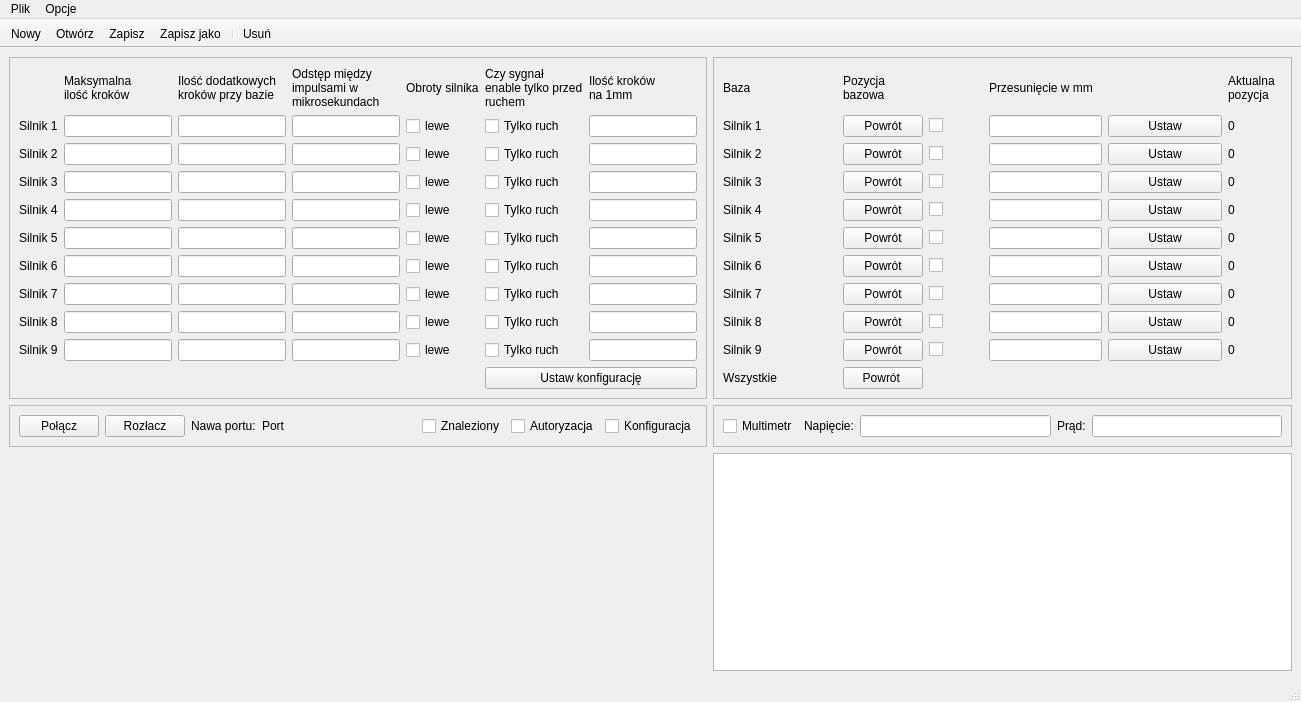
Qt form CzujkiLinioweApp/mainwindow.ui (wiacekmarcin/CzujkiLiniowe) before a commit.
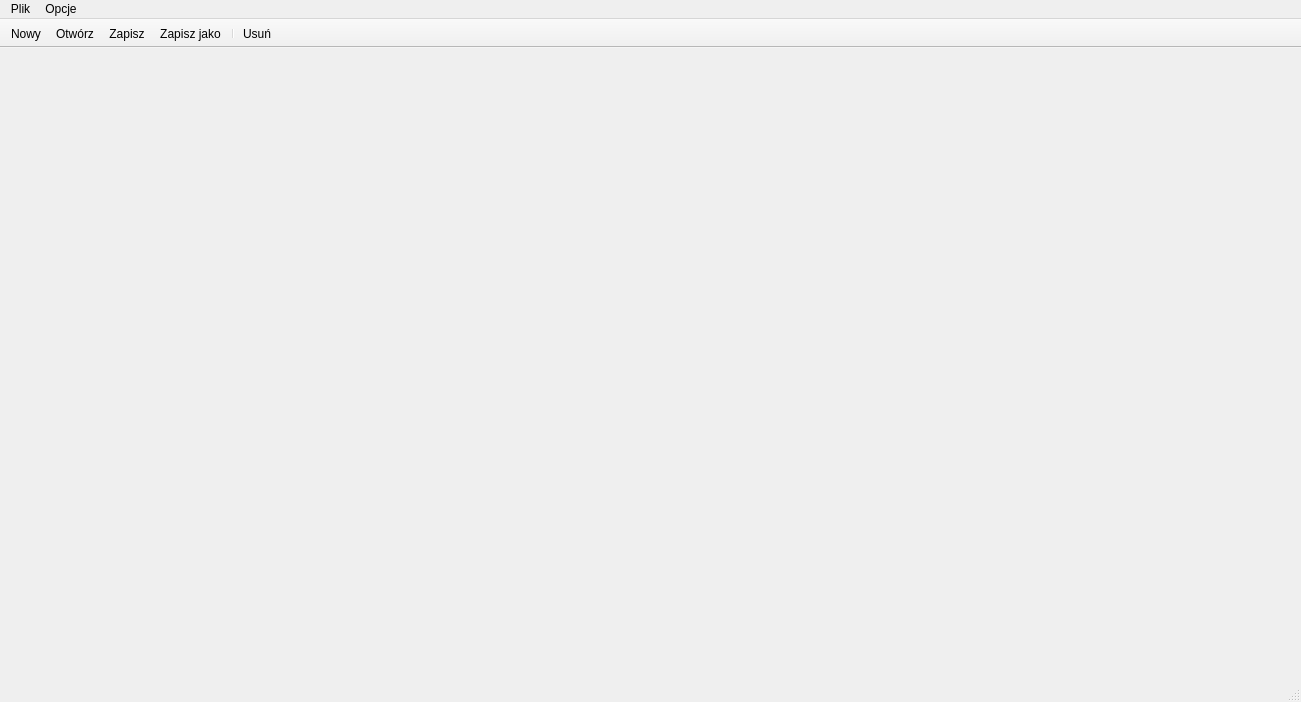
The same form after that commit. Icons and pictures are not drawn.

Patch:
```diff
--- a/CzujkiLinioweApp/mainwindow.ui
+++ b/CzujkiLinioweApp/mainwindow.ui
@@ -14,1146 +14,7 @@
    <string>Czujniki Lioniowe</string>
   </property>
   <widget class="QWidget" name="centralwidget">
-   <layout class="QGridLayout" name="gridLayout_3">
-    <item row="0" column="0">
-     <widget class="QFrame" name="frame">
-      <property name="frameShape">
-       <enum>QFrame::StyledPanel</enum>
-      </property>
-      <property name="frameShadow">
-       <enum>QFrame::Raised</enum>
-      </property>
-      <layout class="QGridLayout" name="gridLayout_2">
-       <item row="2" column="4">
-        <widget class="QCheckBox" name="obrot2">
-         <property name="text">
-          <string>lewe</string>
-         </property>
-        </widget>
-       </item>
-       <item row="2" column="5">
-        <widget class="QCheckBox" name="enable2">
-         <property name="text">
-          <string>Tylko ruch</string>
-         </property>
-        </widget>
-       </item>
-       <item row="8" column="0">
-        <widget class="QLabel" name="et8">
-         <property name="text">
-          <string>Silnik 8</string>
-         </property>
-        </widget>
-       </item>
-       <item row="2" column="0">
-        <widget class="QLabel" name="et2">
-         <property name="text">
-          <string>Silnik 2</string>
-         </property>
-        </widget>
-       </item>
-       <item row="5" column="2">
-        <widget class="QLineEdit" name="base5">
-         <property name="text">
-          <string/>
-         </property>
-         <property name="maxLength">
-          <number>32767</number>
-         </property>
-        </widget>
-       </item>
-       <item row="7" column="6">
-        <widget class="QLineEdit" name="ratio7">
-         <property name="maxLength">
-          <number>12</number>
-         </property>
-        </widget>
-       </item>
-       <item row="3" column="4">
-        <widget class="QCheckBox" name="obrot3">
-         <property name="text">
-          <string>lewe</string>
-         </property>
-        </widget>
-       </item>
-       <item row="0" column="5">
-        <widget class="QLabel" name="label">
-         <property name="text">
-          <string>Czy sygnał
-enable tylko przed
-ruchem</string>
-         </property>
-        </widget>
-       </item>
-       <item row="5" column="1">
-        <widget class="QLineEdit" name="maxSteps5">
-         <property name="text">
-          <string/>
-         </property>
-         <property name="maxLength">
-          <number>32767</number>
-         </property>
-        </widget>
-       </item>
-       <item row="1" column="2">
-        <widget class="QLineEdit" name="base1">
-         <property name="text">
-          <string/>
-         </property>
-         <property name="maxLength">
-          <number>32767</number>
-         </property>
-        </widget>
-       </item>
-       <item row="0" column="1">
-        <widget class="QLabel" name="head2">
-         <property name="text">
-          <string>Maksymalna
-ilość kroków</string>
-         </property>
-        </widget>
-       </item>
-       <item row="4" column="0">
-        <widget class="QLabel" name="et4">
-         <property name="text">
-          <string>Silnik 4</string>
-         </property>
-        </widget>
-       </item>
-       <item row="4" column="4">
-        <widget class="QCheckBox" name="obrot4">
-         <property name="text">
-          <string>lewe</string>
-         </property>
-        </widget>
-       </item>
-       <item row="1" column="1">
-        <widget class="QLineEdit" name="maxSteps1">
-         <property name="text">
-          <string/>
-         </property>
-         <property name="maxLength">
-          <number>32767</number>
-         </property>
-        </widget>
-       </item>
-       <item row="5" column="0">
-        <widget class="QLabel" name="et5">
-         <property name="text">
-          <string>Silnik 5</string>
-         </property>
-        </widget>
-       </item>
-       <item row="1" column="3">
-        <widget class="QLineEdit" name="delay1">
-         <property name="text">
-          <string/>
-         </property>
-         <property name="maxLength">
-          <number>32767</number>
-         </property>
-        </widget>
-       </item>
-       <item row="6" column="0">
-        <widget class="QLabel" name="et6">
-         <property name="text">
-          <string>Silnik 6</string>
-         </property>
-        </widget>
-       </item>
-       <item row="1" column="4">
-        <widget class="QCheckBox" name="obrot1">
-         <property name="text">
-          <string>lewe</string>
-         </property>
-        </widget>
-       </item>
-       <item row="9" column="1">
-        <widget class="QLineEdit" name="maxSteps9">
-         <property name="text">
-          <string/>
-         </property>
-         <property name="maxLength">
-          <number>32767</number>
-         </property>
-        </widget>
-       </item>
-       <item row="0" column="6">
-        <widget class="QLabel" name="head6">
-         <property name="text">
-          <string>Ilość kroków
-na 1mm</string>
-         </property>
-        </widget>
-       </item>
-       <item row="8" column="4">
-        <widget class="QCheckBox" name="obrot8">
-         <property name="text">
-          <string>lewe</string>
-         </property>
-        </widget>
-       </item>
-       <item row="5" column="5">
-        <widget class="QCheckBox" name="enable5">
-         <property name="text">
-          <string>Tylko ruch</string>
-         </property>
-        </widget>
-       </item>
-       <item row="1" column="5">
-        <widget class="QCheckBox" name="enable1">
-         <property name="text">
-          <string>Tylko ruch</string>
-         </property>
-        </widget>
-       </item>
-       <item row="5" column="6">
-        <widget class="QLineEdit" name="ratio5">
-         <property name="maxLength">
-          <number>12</number>
-         </property>
-        </widget>
-       </item>
-       <item row="2" column="6">
-        <widget class="QLineEdit" name="ratio2">
-         <property name="maxLength">
-          <number>12</number>
-         </property>
-        </widget>
-       </item>
-       <item row="6" column="6">
-        <widget class="QLineEdit" name="ratio6">
-         <property name="maxLength">
-          <number>12</number>
-         </property>
-        </widget>
-       </item>
-       <item row="1" column="0">
-        <widget class="QLabel" name="et1">
-         <property name="text">
-          <string>Silnik 1</string>
-         </property>
-        </widget>
-       </item>
-       <item row="6" column="2">
-        <widget class="QLineEdit" name="base6">
-         <property name="text">
-          <string/>
-         </property>
-         <property name="maxLength">
-          <number>32767</number>
-         </property>
-        </widget>
-       </item>
-       <item row="8" column="3">
-        <widget class="QLineEdit" name="delay8">
-         <property name="text">
-          <string/>
-         </property>
-         <property name="maxLength">
-          <number>32767</number>
-         </property>
-        </widget>
-       </item>
-       <item row="3" column="3">
-        <widget class="QLineEdit" name="delay3">
-         <property name="text">
-          <string/>
-         </property>
-         <property name="maxLength">
-          <number>32767</number>
-         </property>
-        </widget>
-       </item>
-       <item row="9" column="6">
-        <widget class="QLineEdit" name="ratio9">
-         <property name="maxLength">
-          <number>12</number>
-         </property>
-        </widget>
-       </item>
-       <item row="9" column="2">
-        <widget class="QLineEdit" name="base9">
-         <property name="text">
-          <string/>
-         </property>
-         <property name="maxLength">
-          <number>32767</number>
-         </property>
-        </widget>
-       </item>
-       <item row="3" column="5">
-        <widget class="QCheckBox" name="enable3">
-         <property name="text">
-          <string>Tylko ruch</string>
-         </property>
-        </widget>
-       </item>
-       <item row="8" column="2">
-        <widget class="QLineEdit" name="base8">
-         <property name="text">
-          <string/>
-         </property>
-         <property name="maxLength">
-          <number>32767</number>
-         </property>
-        </widget>
-       </item>
-       <item row="3" column="0">
-        <widget class="QLabel" name="et3">
-         <property name="text">
-          <string>Silnik 3</string>
-         </property>
-        </widget>
-       </item>
-       <item row="4" column="5">
-        <widget class="QCheckBox" name="enable4">
-         <property name="text">
-          <string>Tylko ruch</string>
-         </property>
-        </widget>
-       </item>
-       <item row="6" column="3">
-        <widget class="QLineEdit" name="delay6">
-         <property name="text">
-          <string/>
-         </property>
-         <property name="maxLength">
-          <number>32767</number>
-         </property>
-        </widget>
-       </item>
-       <item row="4" column="6">
-        <widget class="QLineEdit" name="ratio4">
-         <property name="maxLength">
-          <number>12</number>
-         </property>
-        </widget>
-       </item>
-       <item row="9" column="0">
-        <widget class="QLabel" name="et9">
-         <property name="text">
-          <string>Silnik 9</string>
-         </property>
-        </widget>
-       </item>
-       <item row="8" column="6">
-        <widget class="QLineEdit" name="ratio8">
-         <property name="maxLength">
-          <number>12</number>
-         </property>
-        </widget>
-       </item>
-       <item row="1" column="6">
-        <widget class="QLineEdit" name="ratio1">
-         <property name="maxLength">
-          <number>12</number>
-         </property>
-        </widget>
-       </item>
-       <item row="0" column="0">
-        <widget class="QLabel" name="head1">
-         <property name="text">
-          <string/>
-         </property>
-        </widget>
-       </item>
-       <item row="4" column="3">
-        <widget class="QLineEdit" name="delay4">
-         <property name="text">
-          <string/>
-         </property>
-         <property name="maxLength">
-          <number>32767</number>
-         </property>
-        </widget>
-       </item>
-       <item row="3" column="1">
-        <widget class="QLineEdit" name="maxSteps3">
-         <property name="text">
-          <string/>
-         </property>
-         <property name="maxLength">
-          <number>32767</number>
-         </property>
-        </widget>
-       </item>
-       <item row="2" column="1">
-        <widget class="QLineEdit" name="maxSteps2">
-         <property name="text">
-          <string/>
-         </property>
-         <property name="maxLength">
-          <number>32767</number>
-         </property>
-        </widget>
-       </item>
-       <item row="3" column="6">
-        <widget class="QLineEdit" name="ratio3">
-         <property name="maxLength">
-          <number>12</number>
-         </property>
-        </widget>
-       </item>
-       <item row="7" column="0">
-        <widget class="QLabel" name="et7">
-         <property name="text">
-          <string>Silnik 7</string>
-         </property>
-        </widget>
-       </item>
-       <item row="7" column="2">
-        <widget class="QLineEdit" name="base7">
-         <property name="text">
-          <string/>
-         </property>
-         <property name="maxLength">
-          <number>32767</number>
-         </property>
-        </widget>
-       </item>
-       <item row="9" column="4">
-        <widget class="QCheckBox" name="obrot9">
-         <property name="text">
-          <string>lewe</string>
-         </property>
-        </widget>
-       </item>
-       <item row="9" column="5">
-        <widget class="QCheckBox" name="enable9">
-         <property name="text">
-          <string>Tylko ruch</string>
-         </property>
-        </widget>
-       </item>
-       <item row="6" column="1">
-        <widget class="QLineEdit" name="maxSteps6">
-         <property name="text">
-          <string/>
-         </property>
-         <property name="maxLength">
-          <number>32767</number>
-         </property>
-        </widget>
-       </item>
-       <item row="4" column="2">
-        <widget class="QLineEdit" name="base4">
-         <property name="text">
-          <string/>
-         </property>
-         <property name="maxLength">
-          <number>32767</number>
-         </property>
-        </widget>
-       </item>
-       <item row="7" column="1">
-        <widget class="QLineEdit" name="maxSteps7">
-         <property name="text">
-          <string/>
-         </property>
-         <property name="maxLength">
-          <number>32767</number>
-         </property>
-        </widget>
-       </item>
-       <item row="8" column="5">
-        <widget class="QCheckBox" name="enable8">
-         <property name="text">
-          <string>Tylko ruch</string>
-         </property>
-        </widget>
-       </item>
-       <item row="2" column="2">
-        <widget class="QLineEdit" name="base2">
-         <property name="text">
-          <string/>
-         </property>
-         <property name="maxLength">
-          <number>32767</number>
-         </property>
-        </widget>
-       </item>
-       <item row="7" column="4">
-        <widget class="QCheckBox" name="obrot7">
-         <property name="text">
-          <string>lewe</string>
-         </property>
-        </widget>
-       </item>
-       <item row="5" column="4">
-        <widget class="QCheckBox" name="obrot5">
-         <property name="text">
-          <string>lewe</string>
-         </property>
-        </widget>
-       </item>
-       <item row="6" column="4">
-        <widget class="QCheckBox" name="obrot6">
-         <property name="text">
-          <string>lewe</string>
-         </property>
-        </widget>
-       </item>
-       <item row="9" column="3">
-        <widget class="QLineEdit" name="delay9">
-         <property name="text">
-          <string/>
-         </property>
-         <property name="maxLength">
-          <number>32767</number>
-         </property>
-        </widget>
-       </item>
-       <item row="3" column="2">
-        <widget class="QLineEdit" name="base3">
-         <property name="text">
-          <string/>
-         </property>
-         <property name="maxLength">
-          <number>32767</number>
-         </property>
-        </widget>
-       </item>
-       <item row="0" column="3">
-        <widget class="QLabel" name="head4">
-         <property name="text">
-          <string>Odstęp między
-impulsami w
-mikrosekundach</string>
-         </property>
-        </widget>
-       </item>
-       <item row="5" column="3">
-        <widget class="QLineEdit" name="delay5">
-         <property name="text">
-          <string/>
-         </property>
-         <property name="maxLength">
-          <number>32767</number>
-         </property>
-        </widget>
-       </item>
-       <item row="2" column="3">
-        <widget class="QLineEdit" name="delay2">
-         <property name="text">
-          <string/>
-         </property>
-         <property name="maxLength">
-          <number>32767</number>
-         </property>
-        </widget>
-       </item>
-       <item row="0" column="4">
-        <widget class="QLabel" name="heaad5">
-         <property name="text">
-          <string>Obroty silnika</string>
-         </property>
-        </widget>
-       </item>
-       <item row="8" column="1">
-        <widget class="QLineEdit" name="maxSteps8">
-         <property name="text">
-          <string/>
-         </property>
-         <property name="maxLength">
-          <number>32767</number>
-         </property>
-        </widget>
-       </item>
-       <item row="7" column="3">
-        <widget class="QLineEdit" name="delay7">
-         <property name="text">
-          <string/>
-         </property>
-         <property name="maxLength">
-          <number>32767</number>
-         </property>
-        </widget>
-       </item>
-       <item row="0" column="2">
-        <widget class="QLabel" name="head3">
-         <property name="text">
-          <string>Ilość dodatkowych
-kroków przy bazie</string>
-         </property>
-        </widget>
-       </item>
-       <item row="4" column="1">
-        <widget class="QLineEdit" name="maxSteps4">
-         <property name="text">
-          <string/>
-         </property>
-         <property name="maxLength">
-          <number>32767</number>
-         </property>
-        </widget>
-       </item>
-       <item row="7" column="5">
-        <widget class="QCheckBox" name="enable7">
-         <property name="text">
-          <string>Tylko ruch</string>
-         </property>
-        </widget>
-       </item>
-       <item row="6" column="5">
-        <widget class="QCheckBox" name="enable6">
-         <property name="text">
-          <string>Tylko ruch</string>
-         </property>
-        </widget>
-       </item>
-       <item row="10" column="5" colspan="2">
-        <widget class="QPushButton" name="pbSetConfiguration">
-         <property name="text">
-          <string>Ustaw konfigurację</string>
-         </property>
-        </widget>
-       </item>
-      </layout>
-     </widget>
-    </item>
-    <item row="0" column="1">
-     <widget class="QFrame" name="frame_3">
-      <property name="frameShape">
-       <enum>QFrame::StyledPanel</enum>
-      </property>
-      <property name="frameShadow">
-       <enum>QFrame::Raised</enum>
-      </property>
-      <layout class="QGridLayout" name="gridLayout">
-       <item row="3" column="0">
-        <widget class="QLabel" name="etsilnik_2">
-         <property name="text">
-          <string>Silnik 2</string>
-         </property>
-        </widget>
-       </item>
-       <item row="5" column="10">
-        <widget class="QLabel" name="actPos_4">
-         <property name="text">
-          <string>0</string>
-         </property>
-        </widget>
-       </item>
-       <item row="6" column="2">
-        <widget class="QPushButton" name="pbHome_5">
-         <property name="text">
-          <string>Powrót</string>
-         </property>
-        </widget>
-       </item>
-       <item row="0" column="1">
-        <widget class="QLabel" name="head2_1">
-         <property name="text">
-          <string/>
-         </property>
-        </widget>
-       </item>
-       <item row="2" column="8" colspan="2">
-        <widget class="QPushButton" name="pbUstawPos_1">
-         <property name="text">
-          <string>Ustaw</string>
-         </property>
-        </widget>
-       </item>
-       <item row="2" column="10">
-        <widget class="QLabel" name="actPos_1">
-         <property name="text">
-          <string>0</string>
-         </property>
-        </widget>
-       </item>
-       <item row="2" column="6" colspan="2">
-        <widget class="QLineEdit" name="posX_1"/>
-       </item>
-       <item row="10" column="8" colspan="2">
-        <widget class="QPushButton" name="pbUstawPos_9">
-         <property name="text">
-          <string>Ustaw</string>
-         </property>
-        </widget>
-       </item>
-       <item row="10" column="10">
-        <widget class="QLabel" name="actPos_9">
-         <property name="text">
-          <string>0</string>
-         </property>
-        </widget>
-       </item>
-       <item row="8" column="6" colspan="2">
-        <widget class="QLineEdit" name="posX_7"/>
-       </item>
-       <item row="6" column="10">
-        <widget class="QLabel" name="actPos_5">
-         <property name="text">
-          <string>0</string>
-         </property>
-        </widget>
-       </item>
-       <item row="7" column="2">
-        <widget class="QPushButton" name="pbHome_6">
-         <property name="text">
-          <string>Powrót</string>
-         </property>
-        </widget>
-       </item>
-       <item row="10" column="6" colspan="2">
-        <widget class="QLineEdit" name="posX_9"/>
-       </item>
-       <item row="3" column="8" colspan="2">
-        <widget class="QPushButton" name="pbUstawPos_2">
-         <property name="text">
-          <string>Ustaw</string>
-         </property>
-        </widget>
-       </item>
-       <item row="3" column="6" colspan="2">
-        <widget class="QLineEdit" name="posX_2"/>
-       </item>
-       <item row="2" column="3">
-        <widget class="QCheckBox" name="isHome_1">
-         <property name="text">
-          <string/>
-         </property>
-        </widget>
-       </item>
-       <item row="0" column="6" colspan="4">
-        <widget class="QLabel" name="head2_3">
-         <property name="text">
-          <string>Przesunięcie w mm</string>
-         </property>
-        </widget>
-       </item>
-       <item row="9" column="10">
-        <widget class="QLabel" name="actPos_8">
-         <property name="text">
-          <string>0</string>
-         </property>
-        </widget>
-       </item>
-       <item row="0" column="10">
-        <widget class="QLabel" name="label_5">
-         <property name="text">
-          <string>Aktualna
-pozycja</string>
-         </property>
-        </widget>
-       </item>
-       <item row="8" column="8" colspan="2">
-        <widget class="QPushButton" name="pbUstawPos_7">
-         <property name="text">
-          <string>Ustaw</string>
-         </property>
-        </widget>
-       </item>
-       <item row="8" column="10">
-        <widget class="QLabel" name="actPos_7">
-         <property name="text">
-          <string>0</string>
-         </property>
-        </widget>
-       </item>
-       <item row="0" column="2" colspan="2">
-        <widget class="QLabel" name="label_4">
-         <property name="text">
-          <string>Pozycja
-bazowa</string>
-         </property>
-        </widget>
-       </item>
-       <item row="7" column="6" colspan="2">
-        <widget class="QLineEdit" name="posX_6"/>
-       </item>
-       <item row="7" column="8" colspan="2">
-        <widget class="QPushButton" name="pbUstawPos_6">
-         <property name="text">
-          <string>Ustaw</string>
-         </property>
-        </widget>
-       </item>
-       <item row="7" column="10">
-        <widget class="QLabel" name="actPos_6">
-         <property name="text">
-          <string>0</string>
-         </property>
-        </widget>
-       </item>
-       <item row="4" column="8" colspan="2">
-        <widget class="QPushButton" name="pbUstawPos_3">
-         <property name="text">
-          <string>Ustaw</string>
-         </property>
-        </widget>
-       </item>
-       <item row="4" column="10">
-        <widget class="QLabel" name="actPos_3">
-         <property name="text">
-          <string>0</string>
-         </property>
-        </widget>
-       </item>
-       <item row="0" column="0">
-        <widget class="QLabel" name="label_2">
-         <property name="text">
-          <string>Baza</string>
-         </property>
-        </widget>
-       </item>
-       <item row="5" column="0">
-        <widget class="QLabel" name="etsilnik_4">
-         <property name="text">
-          <string>Silnik 4</string>
-         </property>
-        </widget>
-       </item>
-       <item row="4" column="6" colspan="2">
-        <widget class="QLineEdit" name="posX_3"/>
-       </item>
-       <item row="5" column="6" colspan="2">
-        <widget class="QLineEdit" name="posX_4"/>
-       </item>
-       <item row="5" column="8" colspan="2">
-        <widget class="QPushButton" name="pbUstawPos_4">
-         <property name="text">
-          <string>Ustaw</string>
-         </property>
-        </widget>
-       </item>
-       <item row="4" column="0">
-        <widget class="QLabel" name="etsilnik_3">
-         <property name="text">
-          <string>Silnik 3</string>
-         </property>
-        </widget>
-       </item>
-       <item row="2" column="0">
-        <widget class="QLabel" name="etsilnik_1">
-         <property name="text">
-          <string>Silnik 1</string>
-         </property>
-        </widget>
-       </item>
-       <item row="6" column="6" colspan="2">
-        <widget class="QLineEdit" name="posX_5"/>
-       </item>
-       <item row="6" column="8" colspan="2">
-        <widget class="QPushButton" name="pbUstawPos_5">
-         <property name="text">
-          <string>Ustaw</string>
-         </property>
-        </widget>
-       </item>
-       <item row="4" column="3">
-        <widget class="QCheckBox" name="isHome_3">
-         <property name="text">
-          <string/>
-         </property>
-        </widget>
-       </item>
-       <item row="10" column="3">
-        <widget class="QCheckBox" name="isHome_9">
-         <property name="text">
-          <string/>
-         </property>
-        </widget>
-       </item>
-       <item row="9" column="6" colspan="2">
-        <widget class="QLineEdit" name="posX_8"/>
-       </item>
-       <item row="7" column="3">
-        <widget class="QCheckBox" name="isHome_6">
-         <property name="text">
-          <string/>
-         </property>
-        </widget>
-       </item>
-       <item row="3" column="3">
-        <widget class="QCheckBox" name="isHome_2">
-         <property name="text">
-          <string/>
-         </property>
-        </widget>
-       </item>
-       <item row="9" column="3">
-        <widget class="QCheckBox" name="isHome_8">
-         <property name="text">
-          <string/>
-         </property>
-        </widget>
-       </item>
-       <item row="3" column="10">
-        <widget class="QLabel" name="actPos_2">
-         <property name="text">
-          <string>0</string>
-         </property>
-        </widget>
-       </item>
-       <item row="6" column="0">
-        <widget class="QLabel" name="etsilnik_5">
-         <property name="text">
-          <string>Silnik 5</string>
-         </property>
-        </widget>
-       </item>
-       <item row="8" column="0">
-        <widget class="QLabel" name="etsilnik_7">
-         <property name="text">
-          <string>Silnik 7</string>
-         </property>
-        </widget>
-       </item>
-       <item row="10" column="2">
-        <widget class="QPushButton" name="pbHome_9">
-         <property name="text">
-          <string>Powrót</string>
-         </property>
-        </widget>
-       </item>
-       <item row="2" column="2">
-        <widget class="QPushButton" name="pbHome_1">
-         <property name="text">
-          <string>Powrót</string>
-         </property>
-        </widget>
-       </item>
-       <item row="4" column="2">
-        <widget class="QPushButton" name="pbHome_3">
-         <property name="text">
-          <string>Powrót</string>
-         </property>
-        </widget>
-       </item>
-       <item row="8" column="2">
-        <widget class="QPushButton" name="pbHome_7">
-         <property name="text">
-          <string>Powrót</string>
-         </property>
-        </widget>
-       </item>
-       <item row="3" column="2">
-        <widget class="QPushButton" name="pbHome_2">
-         <property name="text">
-          <string>Powrót</string>
-         </property>
-        </widget>
-       </item>
-       <item row="5" column="2">
-        <widget class="QPushButton" name="pbHome_4">
-         <property name="text">
-          <string>Powrót</string>
-         </property>
-        </widget>
-       </item>
-       <item row="9" column="0">
-        <widget class="QLabel" name="etsilnik_8">
-         <property name="text">
-          <string>Silnik 8</string>
-         </property>
-        </widget>
-       </item>
-       <item row="9" column="2">
-        <widget class="QPushButton" name="pbHome_8">
-         <property name="text">
-          <string>Powrót</string>
-         </property>
-        </widget>
-       </item>
-       <item row="7" column="0">
-        <widget class="QLabel" name="etsilnik_6">
-         <property name="text">
-          <string>Silnik 6</string>
-         </property>
-        </widget>
-       </item>
-       <item row="10" column="0">
-        <widget class="QLabel" name="etsilnik_9">
-         <property name="text">
-          <string>Silnik 9</string>
-         </property>
-        </widget>
-       </item>
-       <item row="5" column="3">
-        <widget class="QCheckBox" name="isHome_4">
-         <property name="text">
-          <string/>
-         </property>
-        </widget>
-       </item>
-       <item row="8" column="3">
-        <widget class="QCheckBox" name="isHome_7">
-         <property name="text">
-          <string/>
-         </property>
-        </widget>
-       </item>
-       <item row="6" column="3">
-        <widget class="QCheckBox" name="isHome_5">
-         <property name="text">
-          <string/>
-         </property>
-        </widget>
-       </item>
-       <item row="11" column="2">
-        <widget class="QPushButton" name="pbHomeAll">
-         <property name="text">
-          <string>Powrót </string>
-         </property>
-        </widget>
-       </item>
-       <item row="11" column="0">
-        <widget class="QLabel" name="label_3">
-         <property name="text">
-          <string>Wszystkie</string>
-         </property>
-        </widget>
-       </item>
-       <item row="9" column="8" colspan="2">
-        <widget class="QPushButton" name="pbUstawPos_8">
-         <property name="text">
-          <string>Ustaw</string>
-         </property>
-        </widget>
-       </item>
-      </layout>
-     </widget>
-    </item>
-    <item row="3" column="1">
-     <widget class="QTextBrowser" name="textBrowser"/>
-    </item>
-    <item row="3" column="0">
-     <widget class="QWidget" name="widgetMiernik" native="true">
-     </widget>
-    </item>
-    <item row="1" column="0">
-     <widget class="QFrame" name="frame_2">
-      <property name="frameShape">
-       <enum>QFrame::StyledPanel</enum>
-      </property>
-      <property name="frameShadow">
-       <enum>QFrame::Raised</enum>
-      </property>
-      <layout class="QHBoxLayout" name="horizontalLayout">
-       <item>
-        <widget class="QPushButton" name="pbConnect">
-         <property name="text">
-          <string>Połącz</string>
-         </property>
-        </widget>
-       </item>
-       <item>
-        <widget class="QPushButton" name="pbDisconnect">
-         <property name="text">
-          <string>Rozłacz</string>
-         </property>
-        </widget>
-       </item>
-       <item>
-        <widget class="QLabel" name="label_6">
-         <property name="text">
-          <string>Nawa portu:</string>
-         </property>
-        </widget>
-       </item>
-       <item>
-        <widget class="QLabel" name="namePort">
-         <property name="text">
-          <string>Port</string>
-         </property>
-        </widget>
-       </item>
-       <item>
-        <spacer name="horizontalSpacer_2">
-         <property name="orientation">
-          <enum>Qt::Horizontal</enum>
-         </property>
-         <property name="sizeHint" stdset="0">
-          <size>
-           <width>40</width>
-           <height>20</height>
-          </size>
-         </property>
-        </spacer>
-       </item>
-       <item>
-        <widget class="QCheckBox" name="rbFound">
-         <property name="text">
-          <string>Znaleziony</string>
-         </property>
-         <property name="checkable">
-          <bool>false</bool>
-         </property>
-        </widget>
-       </item>
-       <item>
-        <widget class="QCheckBox" name="rbAuth">
-         <property name="text">
-          <string>Autoryzacja</string>
-         </property>
-         <property name="checkable">
-          <bool>false</bool>
-         </property>
-        </widget>
-       </item>
-       <item>
-        <widget class="QCheckBox" name="rbConf_2">
-         <property name="text">
-          <string>Konfiguracja</string>
-         </property>
-         <property name="checkable">
-          <bool>false</bool>
-         </property>
-        </widget>
-       </item>
-      </layout>
-     </widget>
-    </item>
-    <item row="1" column="1">
-     <widget class="QFrame" name="frame_4">
-      <property name="frameShape">
-       <enum>QFrame::StyledPanel</enum>
-      </property>
-      <property name="frameShadow">
-       <enum>QFrame::Raised</enum>
-      </property>
-      <layout class="QHBoxLayout" name="horizontalLayout_2">
-       <item>
-        <widget class="QCheckBox" name="rbMultimetr">
-         <property name="text">
-          <string>Multimetr</string>
-         </property>
-         <property name="checkable">
-          <bool>false</bool>
-         </property>
-        </widget>
-       </item>
-       <item>
-        <widget class="QLabel" name="label_7">
-         <property name="text">
-          <string>Napięcie:</string>
-         </property>
-        </widget>
-       </item>
-       <item>
-        <widget class="QLineEdit" name="voltage">
-         <property name="readOnly">
-          <bool>true</bool>
-         </property>
-        </widget>
-       </item>
-       <item>
-        <widget class="QLabel" name="label_8">
-         <property name="text">
-          <string>Prąd:</string>
-         </property>
-        </widget>
-       </item>
-       <item>
-        <widget class="QLineEdit" name="current"/>
-       </item>
-      </layout>
-     </widget>
-    </item>
-   </layout>
+   
   </widget>
   <widget class="QMenuBar" name="menubar">
    <property name="geometry">
```
Left out of the diff: 69 changed lines with no effect on the pictures.
